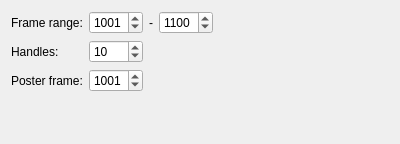
Before: the Qt Designer form core/tools/icAdmin/settings_time_ui.ui in mjbonnington/icarus-gps, drawn with Qt 5.
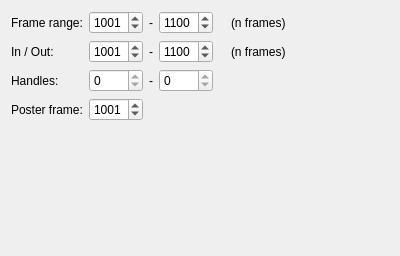
After: the same form once the commit is applied.

Commit message: Added in/out frame attributes to time settings UI, although functionality is not yet implemented. Added PFTrack survey point import/export script.

Patch:
```diff
--- a/core/tools/icAdmin/settings_time_ui.ui
+++ b/core/tools/icAdmin/settings_time_ui.ui
@@ -7,7 +7,7 @@
     <x>0</x>
     <y>0</y>
     <width>400</width>
-    <height>144</height>
+    <height>256</height>
    </rect>
   </property>
   <property name="windowTitle">
@@ -74,37 +74,50 @@
        </property>
       </widget>
      </item>
+     <item>
+      <spacer name="range_horizontalSpacer">
+       <property name="orientation">
+        <enum>Qt::Horizontal</enum>
+       </property>
+       <property name="sizeType">
+        <enum>QSizePolicy::Preferred</enum>
+       </property>
+       <property name="sizeHint" stdset="0">
+        <size>
+         <width>12</width>
+         <height>20</height>
+        </size>
+       </property>
+      </spacer>
+     </item>
+     <item>
+      <widget class="QLabel" name="rangeInfo_label">
+       <property name="text">
+        <string>(n frames)</string>
+       </property>
+      </widget>
+     </item>
     </layout>
    </item>
-   <item row="1" column="0">
+   <item row="2" column="0">
     <widget class="QLabel" name="handles_label">
      <property name="text">
       <string>Handles:</string>
      </property>
     </widget>
    </item>
-   <item row="1" column="1">
-    <widget class="QSpinBox" name="handles_spinBox">
-     <property name="maximum">
-      <number>9999</number>
-     </property>
-     <property name="value">
-      <number>10</number>
-     </property>
-     <property name="xmlTag" stdset="0">
-      <string>handles</string>
-     </property>
-    </widget>
-   </item>
-   <item row="2" column="0">
+   <item row="3" column="0">
     <widget class="QLabel" name="posterFrame_label">
      <property name="text">
       <string>Poster frame:</string>
      </property>
     </widget>
    </item>
-   <item row="2" column="1">
+   <item row="3" column="1">
     <widget class="QSpinBox" name="posterFrame_spinBox">
+     <property name="minimum">
+      <number>0</number>
+     </property>
      <property name="maximum">
       <number>9999</number>
      </property>
@@ -116,6 +129,134 @@
      </property>
     </widget>
    </item>
+   <item row="1" column="0">
+    <widget class="QLabel" name="inOut_label">
+     <property name="text">
+      <string>In / Out:</string>
+     </property>
+    </widget>
+   </item>
+   <item row="1" column="1">
+    <layout class="QHBoxLayout" name="inOut_horizontalLayout">
+     <item>
+      <widget class="QSpinBox" name="in_spinBox">
+       <property name="minimum">
+        <number>0</number>
+       </property>
+       <property name="maximum">
+        <number>9999</number>
+       </property>
+       <property name="value">
+        <number>1001</number>
+       </property>
+       <property name="xmlTag" stdset="0">
+        <string>inFrame</string>
+       </property>
+      </widget>
+     </item>
+     <item>
+      <widget class="QLabel" name="inOutSep_label">
+       <property name="sizePolicy">
+        <sizepolicy hsizetype="Maximum" vsizetype="Preferred">
+         <horstretch>0</horstretch>
+         <verstretch>0</verstretch>
+        </sizepolicy>
+       </property>
+       <property name="text">
+        <string>-</string>
+       </property>
+      </widget>
+     </item>
+     <item>
+      <widget class="QSpinBox" name="out_spinBox">
+       <property name="minimum">
+        <number>0</number>
+       </property>
+       <property name="maximum">
+        <number>9999</number>
+       </property>
+       <property name="value">
+        <number>1100</number>
+       </property>
+       <property name="xmlTag" stdset="0">
+        <string>outFrame</string>
+       </property>
+      </widget>
+     </item>
+     <item>
+      <spacer name="inOut_horizontalSpacer">
+       <property name="orientation">
+        <enum>Qt::Horizontal</enum>
+       </property>
+       <property name="sizeType">
+        <enum>QSizePolicy::Preferred</enum>
+       </property>
+       <property name="sizeHint" stdset="0">
+        <size>
+         <width>12</width>
+         <height>20</height>
+        </size>
+       </property>
+      </spacer>
+     </item>
+     <item>
+      <widget class="QLabel" name="inOutInfo_label">
+       <property name="text">
+        <string>(n frames)</string>
+       </property>
+      </widget>
+     </item>
+    </layout>
+   </item>
+   <item row="2" column="1">
+    <layout class="QHBoxLayout" name="handles_horizontalLayout">
+     <item>
+      <widget class="QSpinBox" name="handlesStart_spinBox">
+       <property name="readOnly">
+        <bool>true</bool>
+       </property>
+       <property name="minimum">
+        <number>0</number>
+       </property>
+       <property name="maximum">
+        <number>9999</number>
+       </property>
+       <property name="value">
+        <number>0</number>
+       </property>
+      </widget>
+     </item>
+     <item>
+      <widget class="QLabel" name="handlesSep_label">
+       <property name="sizePolicy">
+        <sizepolicy hsizetype="Maximum" vsizetype="Preferred">
+         <horstretch>0</horstretch>
+         <verstretch>0</verstretch>
+        </sizepolicy>
+       </property>
+       <property name="text">
+        <string>-</string>
+       </property>
+      </widget>
+     </item>
+     <item>
+      <widget class="QSpinBox" name="handlesEnd_spinBox">
+       <property name="readOnly">
+        <bool>true</bool>
+       </property>
+       <property name="minimum">
+        <number>0</number>
+       </property>
+       <property name="maximum">
+        <number>9999</number>
+       </property>
+       <property name="value">
+        <number>0</number>
+       </property>
+      </widget>
+     </item>
+    </layout>
+   </item>
   </layout>
  </widget>
  <tabstops>
```
Left out of the diff: 1 changed line with no effect on the pictures. The commit also changes 3 other files.
